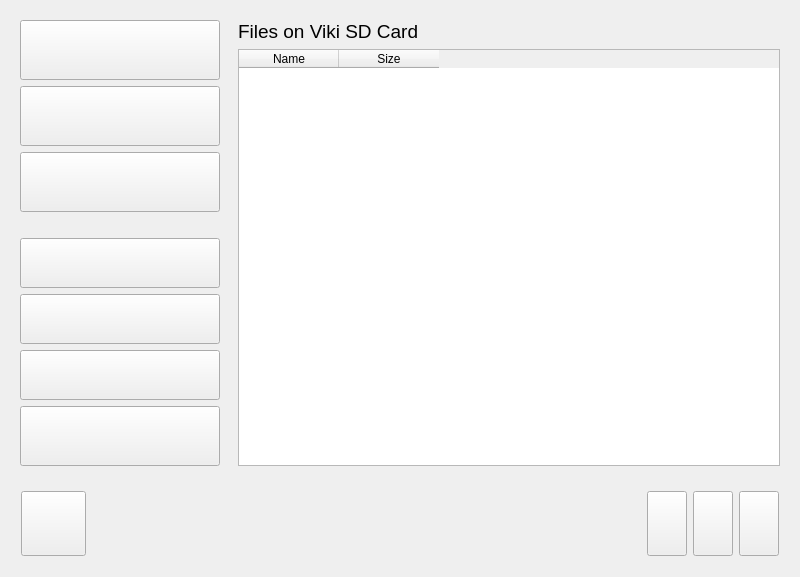
Qt form ClientApp/qt/printpage_qt.ui (re3Dprinting/touchscreen) before a commit.
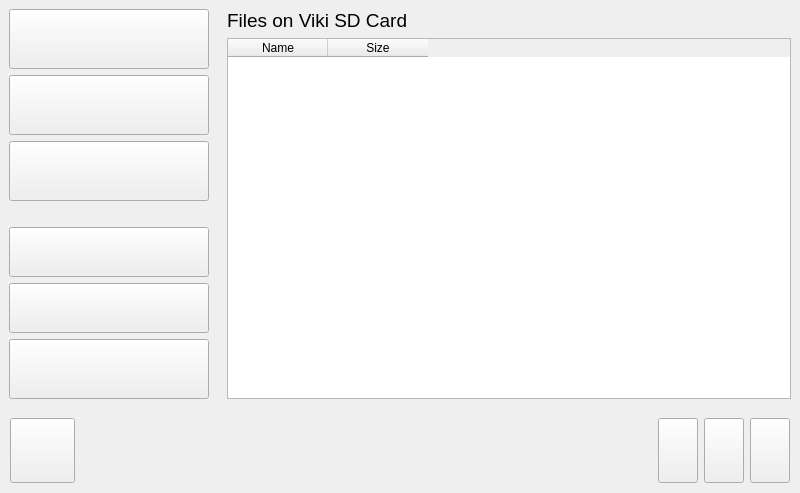
The same form after that commit. Icons and pictures are not drawn.

```diff
--- a/ClientApp/qt/printpage_qt.ui
+++ b/ClientApp/qt/printpage_qt.ui
@@ -19,7 +19,22 @@
   <property name="windowTitle">
    <string>ControlWindow</string>
   </property>
-  <layout class="QVBoxLayout" name="verticalLayout">
+  <layout class="QVBoxLayout" name="verticalLayout_7">
+   <property name="spacing">
+    <number>0</number>
+   </property>
+   <property name="leftMargin">
+    <number>0</number>
+   </property>
+   <property name="topMargin">
+    <number>0</number>
+   </property>
+   <property name="rightMargin">
+    <number>0</number>
+   </property>
+   <property name="bottomMargin">
+    <number>0</number>
+   </property>
    <item>
     <layout class="QHBoxLayout" name="horizontalLayout">
      <property name="spacing">
@@ -168,41 +183,6 @@
           </property>
          </spacer>
         </item>
-        <item>
-         <widget class="QPushButton" name="test">
-          <property name="sizePolicy">
-           <sizepolicy hsizetype="Preferred" vsizetype="Maximum">
-            <horstretch>0</horstretch>
-            <verstretch>0</verstretch>
-           </sizepolicy>
-          </property>
-          <property name="minimumSize">
-           <size>
-            <width>160</width>
-            <height>50</height>
-           </size>
-          </property>
-          <property name="maximumSize">
-           <size>
-            <width>16777215</width>
-            <height>16777215</height>
-           </size>
-          </property>
-          <property name="text">
-           <string/>
-          </property>
-          <property name="icon">
-           <iconset resource="img.qrc">
-            <normaloff>:/img/img/Up_one_folder.png</normaloff>:/img/img/Up_one_folder.png</iconset>
-          </property>
-          <property name="iconSize">
-           <size>
-            <width>160</width>
-            <height>40</height>
-           </size>
-          </property>
-         </widget>
-        </item>
         <item>
          <widget class="QPushButton" name="pushbutton_folder_up">
           <property name="sizePolicy">
```
